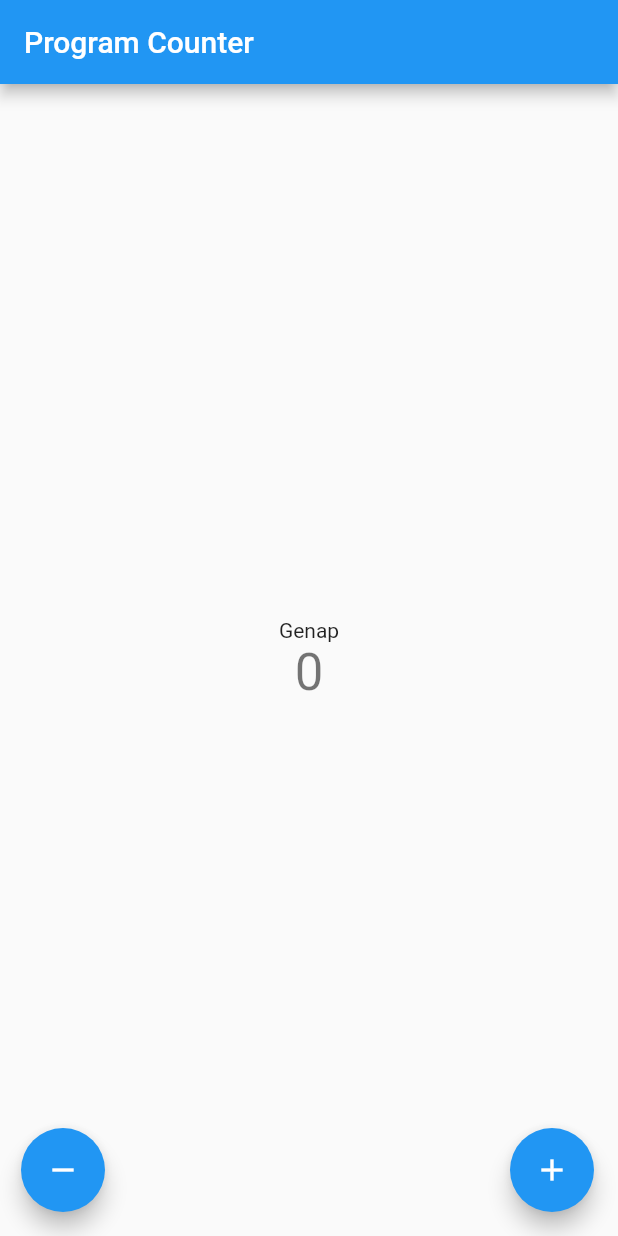
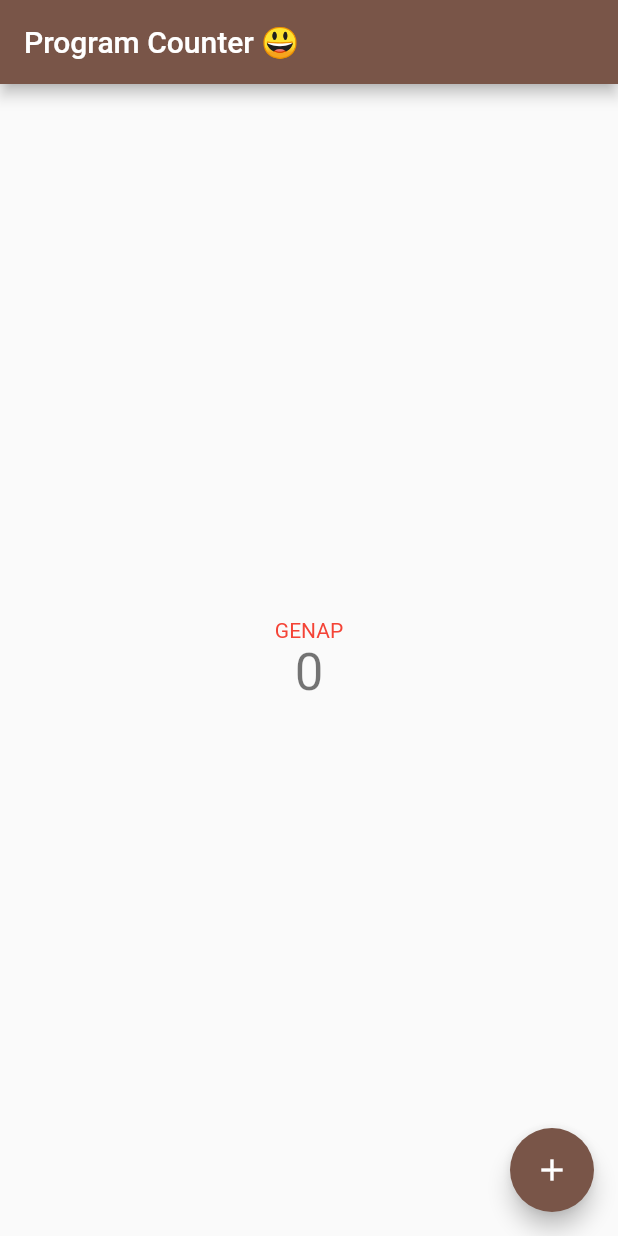
Before and after one commit to pantunn/pbp-flutter-lab, a Flutter app: the screen it shows after launch, on a phone screen of 412 x 824 dp. Run offline on Flutter 3.47's test engine with Material 2 defaults, Android fonts, the phone set to English and light mode, and no system bars.

```diff
--- a/counter_7/lib/main.dart
+++ b/counter_7/lib/main.dart
@@ -22,9 +22,9 @@ class MyApp extends StatelessWidget {
         // or simply save your changes to "hot reload" in a Flutter IDE).
         // Notice that the counter didn't reset back to zero; the application
         // is not restarted.
-        primarySwatch: Colors.blue,
+        primarySwatch: Colors.brown,
       ),
-      home: const MyHomePage(title: 'Program Counter'),
+      home: const MyHomePage(title: 'Program Counter 😃'),
     );
   }
 }
@@ -49,8 +49,8 @@ class MyHomePage extends StatefulWidget {
 
 class _MyHomePageState extends State<MyHomePage> {
   int _counter = 0;
-  String genap = 'genap';
-  String ganjil = 'ganjil';
+  String genap = 'genap ✌🏻';
+  String ganjil = 'ganjil ☝🏻';
   void _incrementCounter() {
     setState(() {
       // This call to setState tells the Flutter framework that something has
@@ -106,10 +106,11 @@ class _MyHomePageState extends State<MyHomePage> {
           mainAxisAlignment: MainAxisAlignment.center,
           children: <Widget>[
             if (_counter % 2 == 0)... [
-              const Text('Genap',),
+              const Text('GENAP',
+              style:TextStyle(color: Colors.red),),
             ]else...[
-              const Text(
-              'Ganjil',),
+              const Text('GANJIL',
+              style: TextStyle(color: Colors.blue),),
             ],
             Text(
               '$_counter',
@@ -125,7 +126,18 @@ class _MyHomePageState extends State<MyHomePage> {
         child: Row(
           crossAxisAlignment: CrossAxisAlignment.end,
           children: [
+            if (_counter == 0)... {
+
+              Expanded(child: Container()),
               FloatingActionButton(
+                onPressed: _incrementCounter,
+                tooltip: 'Increment',
+                child: const Icon(Icons.add),
+              ), // This trailing comma makes auto-formatting nicer for build methods.
+            }
+            else... {
+              FloatingActionButton(
+
               onPressed: _decrementCounter,
               tooltip: 'Decrement',
               child: const Icon(Icons.remove),
@@ -136,6 +148,8 @@ class _MyHomePageState extends State<MyHomePage> {
                 tooltip: 'Increment',
                 child: const Icon(Icons.add),
               ), // This trailing comma makes auto-formatting nicer for build methods.
+            }
+
           ],
         )
 
```
Also changed, not shown: 1 other file. Lines whose indentation alone changed are shown as unchanged.
